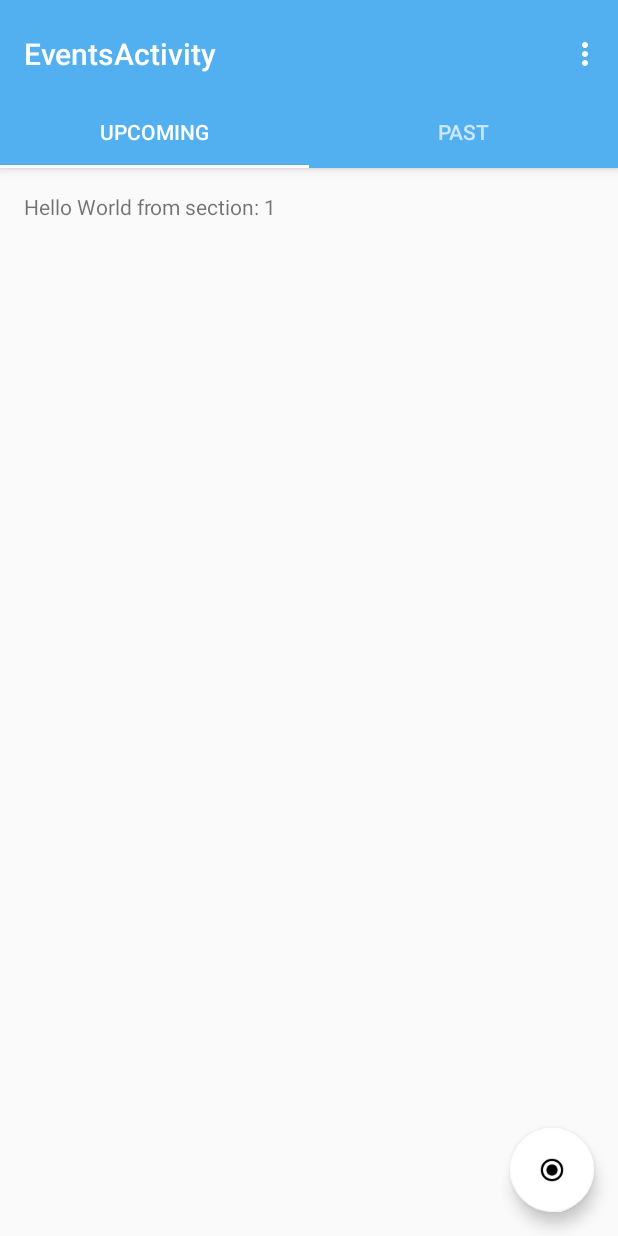
After one commit to coach-plus/android, an Android app: the EventsActivity screen opened directly, with no data from a screen before it, on a phone screen of 412 x 824 dp. The commit adds this screen. Run offline under Robolectric (Android 15) with nearby library versions, the phone set to English and light mode, and no system bars.

Commit message:
add events activity

```diff
--- a/app/src/main/AndroidManifest.xml
+++ b/app/src/main/AndroidManifest.xml
@@ -38,7 +38,11 @@
                 <data android:host="dev.coach.plus" />
             </intent-filter>
         </activity>
-        <activity android:name=".LoginActivity"></activity>
+        <activity android:name=".LoginActivity" />
+        <activity
+            android:name=".EventsActivity"
+            android:label="@string/title_activity_events"
+            android:theme="@style/AppTheme"></activity>
     </application>
 
 </manifest>
--- /dev/null
+++ b/app/src/main/java/com/mathandoro/coachplus/EventsActivity.java
@@ -0,0 +1,144 @@
+package com.mathandoro.coachplus;
+
+import android.support.design.widget.TabLayout;
+import android.support.design.widget.FloatingActionButton;
+import android.support.design.widget.Snackbar;
+import android.support.v7.app.AppCompatActivity;
+import android.support.v7.widget.Toolbar;
+
+import android.support.v4.app.Fragment;
+import android.support.v4.app.FragmentManager;
+import android.support.v4.app.FragmentPagerAdapter;
+import android.support.v4.view.ViewPager;
+import android.os.Bundle;
+import android.view.LayoutInflater;
+import android.view.Menu;
+import android.view.MenuItem;
+import android.view.View;
+import android.view.ViewGroup;
+
+import android.widget.TextView;
+
+import com.mathandoro.coachplus.R;
+
+public class EventsActivity extends AppCompatActivity {
+
+
+    private SectionsPagerAdapter mSectionsPagerAdapter;
+    private ViewPager mViewPager;
+
+    @Override
+    protected void onCreate(Bundle savedInstanceState) {
+        super.onCreate(savedInstanceState);
+        setContentView(R.layout.activity_events);
+
+        Toolbar toolbar = (Toolbar) findViewById(R.id.toolbar);
+        setSupportActionBar(toolbar);
+        mSectionsPagerAdapter = new SectionsPagerAdapter(getSupportFragmentManager());
+
+        // Set up the ViewPager with the sections adapter.
+        mViewPager = (ViewPager) findViewById(R.id.container);
+        mViewPager.setAdapter(mSectionsPagerAdapter);
+
+        TabLayout tabLayout = (TabLayout) findViewById(R.id.tabs);
+        tabLayout.setupWithViewPager(mViewPager);
+
+        FloatingActionButton fab = (FloatingActionButton) findViewById(R.id.fab);
+        fab.setOnClickListener(new View.OnClickListener() {
+            @Override
+            public void onClick(View view) {
+                Snackbar.make(view, "Replace with your own action", Snackbar.LENGTH_LONG)
+                        .setAction("Action", null).show();
+            }
+        });
+
+    }
+
+
+    @Override
+    public boolean onCreateOptionsMenu(Menu menu) {
+        // Inflate the menu; this adds items to the action bar if it is present.
+        getMenuInflater().inflate(R.menu.menu_events, menu);
+        return true;
+    }
+
+    @Override
+    public boolean onOptionsItemSelected(MenuItem item) {
+        // Handle action bar item clicks here. The action bar will
+        // automatically handle clicks on the Home/Up button, so long
+        // as you specify a parent activity in AndroidManifest.xml.
+        int id = item.getItemId();
+
+        //noinspection SimplifiableIfStatement
+        if (id == R.id.action_settings) {
+            return true;
+        }
+
+        return super.onOptionsItemSelected(item);
+    }
+
+
+    public static class PlaceholderFragment extends Fragment {
+        /**
+         * The fragment argument representing the section number for this
+         * fragment.
+         */
+        private static final String ARG_SECTION_NUMBER = "section_number";
+
+        public PlaceholderFragment() {
+        }
+
+        /**
+         * Returns a new instance of this fragment for the given section
+         * number.
+         */
+        public static PlaceholderFragment newInstance(int sectionNumber) {
+            PlaceholderFragment fragment = new PlaceholderFragment();
+            Bundle args = new Bundle();
+            args.putInt(ARG_SECTION_NUMBER, sectionNumber);
+            fragment.setArguments(args);
+            return fragment;
+        }
+
+        @Override
+        public View onCreateView(LayoutInflater inflater, ViewGroup container,
+                                 Bundle savedInstanceState) {
+            View rootView = inflater.inflate(R.layout.fragment_events, container, false);
+            TextView textView = (TextView) rootView.findViewById(R.id.section_label);
+            textView.setText(getString(R.string.section_format, getArguments().getInt(ARG_SECTION_NUMBER)));
+            return rootView;
+        }
+    }
+
+    public class SectionsPagerAdapter extends FragmentPagerAdapter {
+
+        public SectionsPagerAdapter(FragmentManager fm) {
+            super(fm);
+        }
+
+        @Override
+        public Fragment getItem(int position) {
+            // getItem is called to instantiate the fragment for the given page.
+            // Return a PlaceholderFragment (defined as a static inner class below).
+            return PlaceholderFragment.newInstance(position + 1);
+        }
+
+        @Override
+        public int getCount() {
+            // Show 3 total pages.
+            return 2;
+        }
+
+        @Override
+        public CharSequence getPageTitle(int position) {
+            switch (position) {
+                case 0:
+                    return "Upcoming";
+                case 1:
+                    return "Past";
+
+            }
+            return null;
+        }
+    }
+}
--- a/app/src/main/java/com/mathandoro/coachplus/MainActivity.java
+++ b/app/src/main/java/com/mathandoro/coachplus/MainActivity.java
@@ -140,4 +140,9 @@ public class MainActivity extends AppCompatActivity {
                 .commit();
         drawer.closeDrawer(GravityCompat.START);
     }
+
+    public void navigateToAllEvents() {
+        Intent intent = new Intent(this, EventsActivity.class);
+        startActivity(intent);
+    }
 }
--- a/app/src/main/java/com/mathandoro/coachplus/TeamFeedAdapter.java
+++ b/app/src/main/java/com/mathandoro/coachplus/TeamFeedAdapter.java
@@ -4,6 +4,7 @@ import android.support.v7.widget.RecyclerView;
 import android.view.LayoutInflater;
 import android.view.View;
 import android.view.ViewGroup;
+import android.widget.Button;
 import android.widget.ImageView;
 import android.widget.TextView;
 
@@ -28,8 +29,11 @@ public class TeamFeedAdapter extends RecyclerView.Adapter<RecyclerView.ViewHolde
     final int MEMBERS_ITEM = 3;
 
     class UpcomingEventsHeaderViewHolder extends RecyclerView.ViewHolder {
+        Button seeAllEventsButton;
+
         public UpcomingEventsHeaderViewHolder(View view) {
             super(view);
+            seeAllEventsButton = (Button)view.findViewById(R.id.team_feed_upcoming_events_header_see_all_events_button);
         }
     }
 
@@ -124,6 +128,16 @@ public class TeamFeedAdapter extends RecyclerView.Adapter<RecyclerView.ViewHolde
     @Override
     public void onBindViewHolder(RecyclerView.ViewHolder holder, final int position) {
         switch (holder.getItemViewType()) {
+            case UPCOMING_EVENTS_HEADER:
+                UpcomingEventsHeaderViewHolder upcomingEventsHeaderViewHolder = (UpcomingEventsHeaderViewHolder) holder;
+                upcomingEventsHeaderViewHolder.seeAllEventsButton.setOnClickListener(new View.OnClickListener() {
+                    @Override
+                    public void onClick(View view) {
+                        mainActivity.navigateToAllEvents();
+                    }
+                });
+                break;
+
             case UPCOMING_EVENTS_ITEM:
                 UpcomingEventsItemViewHolder eventItemViewHolder = (UpcomingEventsItemViewHolder)holder;
                 Event event = getEvent(position);
--- /dev/null
+++ b/app/src/main/res/layout/activity_events.xml
@@ -0,0 +1,50 @@
+<?xml version="1.0" encoding="utf-8"?>
+<android.support.design.widget.CoordinatorLayout
+    xmlns:android="http://schemas.android.com/apk/res/android"
+    xmlns:app="http://schemas.android.com/apk/res-auto"
+    xmlns:tools="http://schemas.android.com/tools"
+    android:id="@+id/main_content"
+    android:layout_width="match_parent"
+    android:layout_height="match_parent"
+    android:fitsSystemWindows="true"
+    tools:context="com.mathandoro.coachplus.EventsActivity">
+
+    <android.support.design.widget.AppBarLayout
+        android:id="@+id/appbar"
+        android:layout_width="match_parent"
+        android:layout_height="wrap_content"
+        android:paddingTop="@dimen/appbar_padding_top"
+        android:theme="@style/AppTheme.AppBarOverlay">
+
+        <android.support.v7.widget.Toolbar
+            android:id="@+id/toolbar"
+            android:layout_width="match_parent"
+            android:layout_height="?attr/actionBarSize"
+            android:background="?attr/colorPrimary"
+            app:layout_scrollFlags="scroll|enterAlways"
+            app:popupTheme="@style/AppTheme.PopupOverlay">
+
+        </android.support.v7.widget.Toolbar>
+
+        <android.support.design.widget.TabLayout
+            android:id="@+id/tabs"
+            android:layout_width="match_parent"
+            android:layout_height="wrap_content" />
+
+    </android.support.design.widget.AppBarLayout>
+
+    <android.support.v4.view.ViewPager
+        android:id="@+id/container"
+        android:layout_width="match_parent"
+        android:layout_height="match_parent"
+        app:layout_behavior="@string/appbar_scrolling_view_behavior" />
+
+    <android.support.design.widget.FloatingActionButton
+        android:id="@+id/fab"
+        android:layout_width="wrap_content"
+        android:layout_height="wrap_content"
+        android:layout_gravity="end|bottom"
+        android:layout_margin="@dimen/fab_margin"
+        android:src="@drawable/abc_btn_radio_to_on_mtrl_015" />
+
+</android.support.design.widget.CoordinatorLayout>
--- /dev/null
+++ b/app/src/main/res/layout/fragment_events.xml
@@ -0,0 +1,17 @@
+<RelativeLayout xmlns:android="http://schemas.android.com/apk/res/android"
+    xmlns:tools="http://schemas.android.com/tools"
+    android:layout_width="match_parent"
+    android:layout_height="match_parent"
+    android:paddingBottom="@dimen/activity_vertical_margin"
+    android:paddingLeft="@dimen/activity_horizontal_margin"
+    android:paddingRight="@dimen/activity_horizontal_margin"
+    android:paddingTop="@dimen/activity_vertical_margin"
+    tools:context="com.mathandoro.coachplus.EventsActivity$PlaceholderFragment">
+
+    <TextView
+        android:id="@+id/section_label"
+        android:text="fragment events"
+        android:layout_width="wrap_content"
+        android:layout_height="wrap_content" />
+
+</RelativeLayout>
--- a/app/src/main/res/layout/team_feed_upcoming_events_header.xml
+++ b/app/src/main/res/layout/team_feed_upcoming_events_header.xml
@@ -21,16 +21,18 @@
         android:layout_marginLeft="16dp"
         app:layout_constraintLeft_toLeftOf="parent" />
 
-    <TextView
-        android:id="@+id/team_feed_upcoming_events_header_see_all_events"
+
+    <Button
+        android:id="@+id/team_feed_upcoming_events_header_see_all_events_button"
+        style="@style/Widget.AppCompat.Button.Borderless"
         android:layout_width="wrap_content"
         android:layout_height="wrap_content"
         android:text="see all events >"
         android:textSize="10dp"
-        android:layout_marginRight="16dp"
+        android:layout_marginRight="0dp"
         app:layout_constraintRight_toRightOf="parent"
         app:layout_constraintTop_toTopOf="parent"
-        android:layout_marginTop="14dp" />
+        android:layout_marginTop="0dp" />
 
 
 </android.support.constraint.ConstraintLayout>
--- /dev/null
+++ b/app/src/main/res/menu/menu_events.xml
@@ -0,0 +1,10 @@
+<menu xmlns:android="http://schemas.android.com/apk/res/android"
+    xmlns:app="http://schemas.android.com/apk/res-auto"
+    xmlns:tools="http://schemas.android.com/tools"
+    tools:context="com.mathandoro.coachplus.EventsActivity">
+    <item
+        android:id="@+id/action_settings"
+        android:orderInCategory="100"
+        android:title="@string/action_settings"
+        app:showAsAction="never" />
+</menu>
--- /dev/null
+++ b/app/src/main/res/values-w820dp/dimens.xml
@@ -0,0 +1,6 @@
+<resources>
+    <!-- Example customization of dimensions originally defined in res/values/dimens.xml
+         (such as screen margins) for screens with more than 820dp of available width. This
+         would include 7" and 10" devices in landscape (~960dp and ~1280dp respectively). -->
+    <dimen name="activity_horizontal_margin">64dp</dimen>
+</resources>
--- a/app/src/main/res/values/dimens.xml
+++ b/app/src/main/res/values/dimens.xml
@@ -8,5 +8,6 @@
     <dimen name="form_margin">8dp</dimen>
     <dimen name="logo_width">250dp</dimen>
     <dimen name="logo_height">117dp</dimen>
+    <dimen name="appbar_padding_top">8dp</dimen>
 
 </resources>
--- a/app/src/main/res/values/strings.xml
+++ b/app/src/main/res/values/strings.xml
@@ -8,4 +8,6 @@
 
     <!-- TODO: Remove or change this placeholder text -->
     <string name="hello_blank_fragment">Hello blank fragment</string>
+    <string name="title_activity_events">EventsActivity</string>
+    <string name="section_format">Hello World from section: %1$d</string>
 </resources>
```
